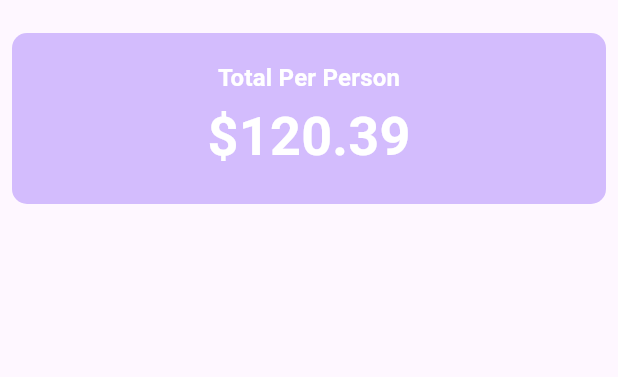
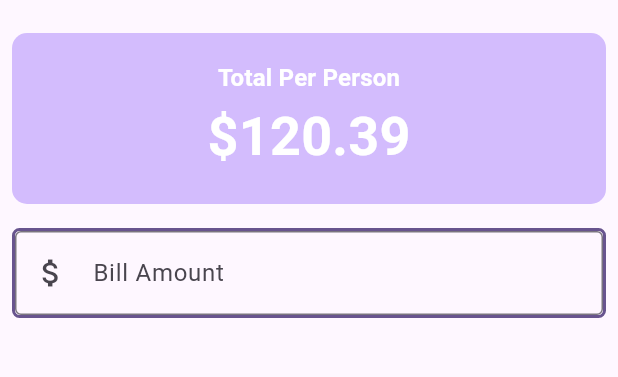
Before and after one commit to dasunwickr/flutter-tip-calculator, a Flutter app: the screen it shows after launch, on a phone screen of 412 x 824 dp, the part 63-440 px from its top. Run offline on Flutter 3.47's test engine with Material 3 defaults, Android fonts, the phone set to English and light mode, and no system bars.

Commit message:
Input Field for Bill Amount

```diff
--- a/lib/main.dart
+++ b/lib/main.dart
@@ -61,6 +61,31 @@ class _UTipState extends State<UTip> {
                     )
                   ],
                 )),
+          ),
+          //Form
+          Padding(
+            padding: const EdgeInsets.all(8.0),
+            child: Container(
+              decoration: BoxDecoration(
+                  borderRadius: BorderRadius.circular(5),
+                  border:
+                      Border.all(color: theme.colorScheme.primary, width: 2)),
+              child: Column(
+                children: [
+                  TextField(
+                    decoration: const InputDecoration(
+                      border: OutlineInputBorder(),
+                      prefixIcon: Icon(Icons.attach_money),
+                      labelText: 'Bill Amount',
+                    ),
+                    keyboardType: TextInputType.number,
+                    onChanged: (String value) {
+                      print(value);
+                    },
+                  )
+                ],
+              ),
+            ),
           )
         ],
       ),
```
